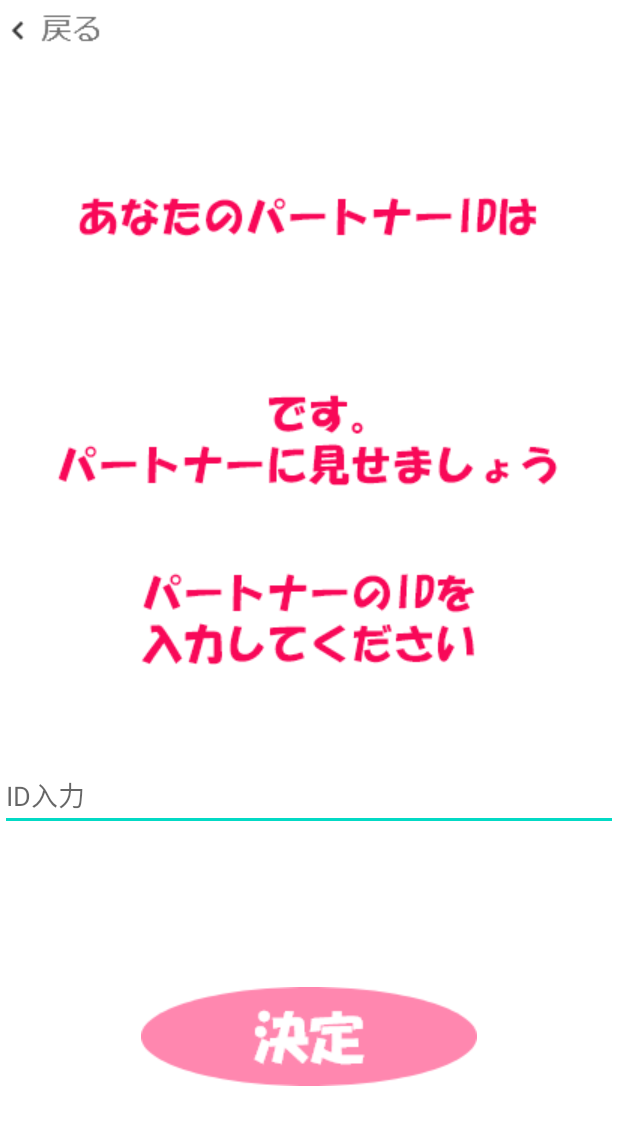
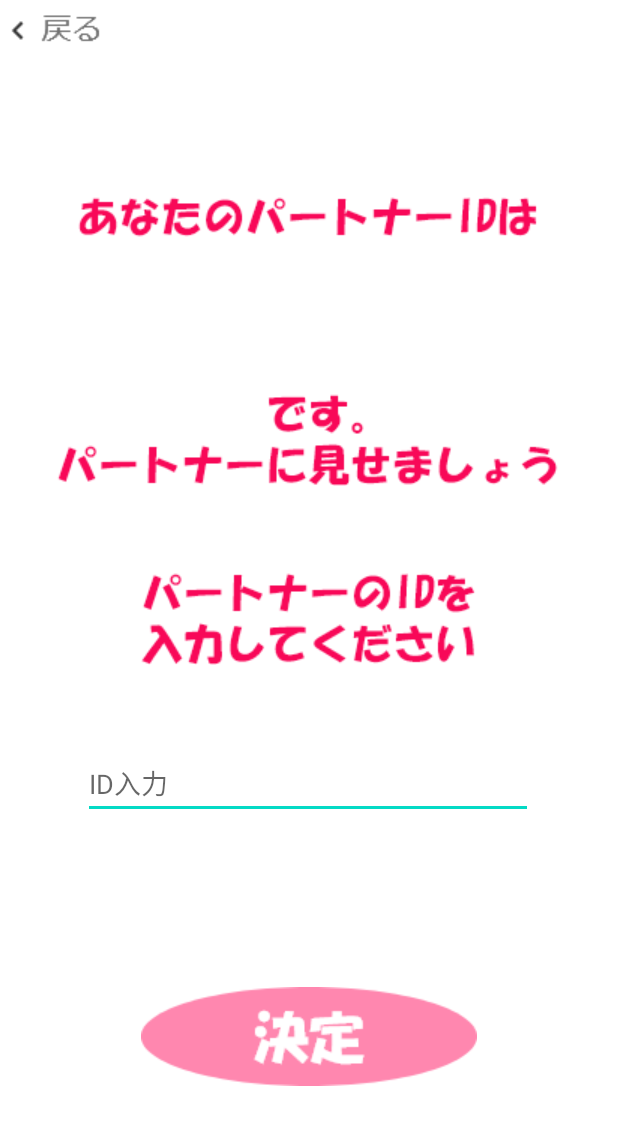
Before and after one commit to noriaki0818/PamaProject, an Android app: the Start_Shared screen opened directly, with no data from a screen before it, on a phone screen of 412 x 824 dp. Shown: the top 1125 px of the screen. Run offline under Robolectric (Android 15) with nearby library versions, the phone set to English and light mode, and no system bars.

```diff
--- a/app/src/main/res/layout/activity_menu__babyedit.xml
+++ b/app/src/main/res/layout/activity_menu__babyedit.xml
@@ -10,6 +10,7 @@
         android:id="@+id/imageView25"
         android:layout_width="wrap_content"
         android:layout_height="wrap_content"
+        android:scaleType="fitXY"
         app:layout_constraintBottom_toBottomOf="parent"
         app:layout_constraintEnd_toEndOf="parent"
         app:layout_constraintHorizontal_bias="0.0"
--- a/app/src/main/res/layout/activity_menu__share.xml
+++ b/app/src/main/res/layout/activity_menu__share.xml
@@ -10,6 +10,7 @@
         android:id="@+id/imageView13"
         android:layout_width="wrap_content"
         android:layout_height="wrap_content"
+        android:scaleType="fitXY"
         app:layout_constraintBottom_toBottomOf="parent"
         app:layout_constraintEnd_toEndOf="parent"
         app:layout_constraintHorizontal_bias="0.0"
--- a/app/src/main/res/layout/activity_start__shared.xml
+++ b/app/src/main/res/layout/activity_start__shared.xml
@@ -19,18 +19,18 @@
 
     <EditText
         android:id="@+id/Start_Shared_Partner"
-        android:layout_width="match_parent"
+        android:layout_width="300dp"
         android:layout_height="wrap_content"
-        android:contentDescription="あなたの名前入力"
+        android:contentDescription="パートナーのID入力"
         android:gravity="center_vertical"
         android:hint="ID入力"
         android:inputType="text"
         app:layout_constraintBottom_toBottomOf="parent"
         app:layout_constraintEnd_toEndOf="parent"
-        app:layout_constraintHorizontal_bias="0.0"
+        app:layout_constraintHorizontal_bias="0.494"
         app:layout_constraintStart_toStartOf="parent"
         app:layout_constraintTop_toTopOf="parent"
-        app:layout_constraintVertical_bias="0.652" />
+        app:layout_constraintVertical_bias="0.642" />
 
     <ImageView
         android:id="@+id/Start_Shared_next"
```
